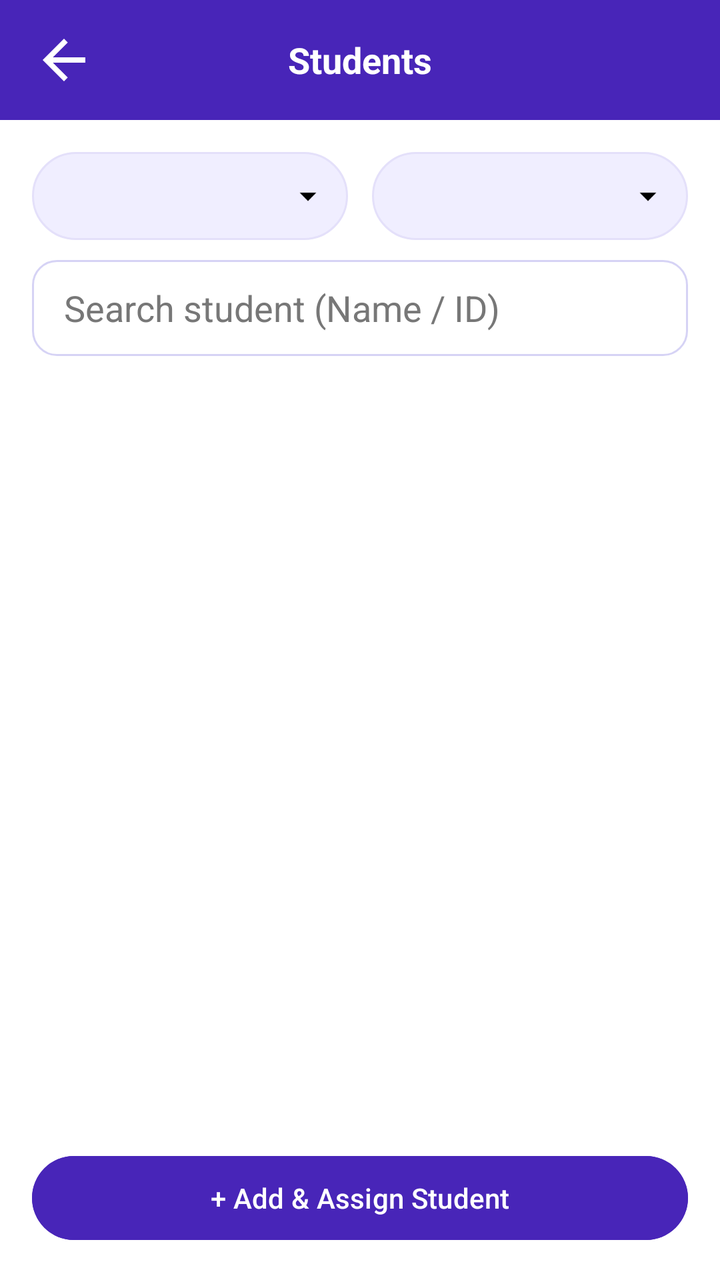
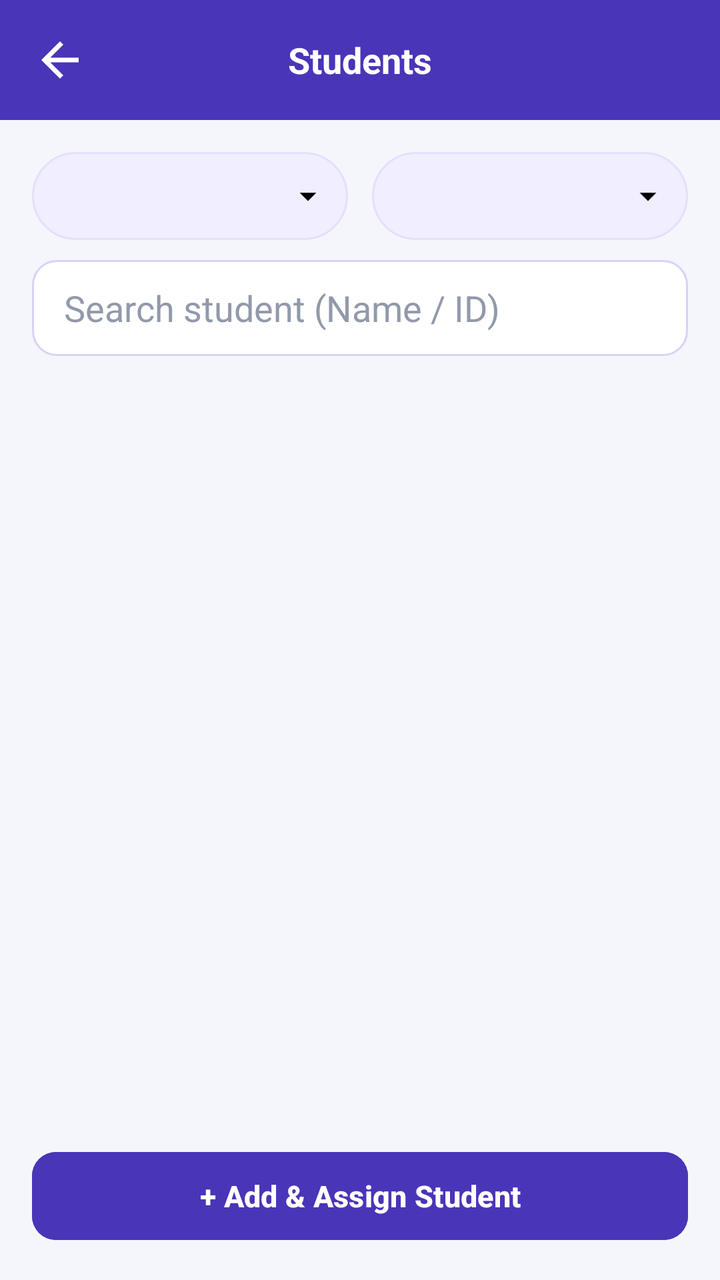

Before-and-after screenshots of an Android layout around one commit, followed by the original layout XML and the change that was made.
<!-- AndroidManifest.xml: application theme Theme.TrackPoint -->
<!-- res/layout/activity_staff_admin_students.xml -->
<?xml version="1.0" encoding="utf-8"?>

<LinearLayout xmlns:android="http://schemas.android.com/apk/res/android"
    xmlns:app="http://schemas.android.com/apk/res-auto"
    android:id="@+id/main"
    android:layout_width="match_parent"
    android:layout_height="match_parent"
    android:orientation="vertical"
    android:background="#4825B8"
    android:fitsSystemWindows="true">

    
    <LinearLayout
        android:layout_width="match_parent"
        android:layout_height="60dp"
        android:orientation="horizontal"
        android:gravity="center_vertical"
        android:paddingStart="16dp"
        android:paddingEnd="16dp"
        android:background="#4825B8">

        <ImageView
            android:id="@+id/btnBack"
            android:layout_width="32dp"
            android:layout_height="32dp"
            android:src="@drawable/back_symbol"
            app:tint="@color/white"
            android:contentDescription="Back" />

        <TextView
            android:id="@+id/txtHeaderTitle"
            android:layout_width="0dp"
            android:layout_height="wrap_content"
            android:layout_weight="1"
            android:text="Students"
            android:textColor="@color/white"
            android:textSize="18sp"
            android:textStyle="bold"
            android:gravity="center" />

        <View
            android:layout_width="32dp"
            android:layout_height="32dp" />

    </LinearLayout>

    
    <LinearLayout
        android:layout_width="match_parent"
        android:layout_height="0dp"
        android:layout_weight="1"
        android:orientation="vertical"
        android:padding="16dp"
        android:background="@color/white">

        
        <LinearLayout
            android:layout_width="match_parent"
            android:layout_height="wrap_content"
            android:orientation="horizontal"
            android:layout_marginBottom="10dp">

            <Spinner
                android:id="@+id/spFilterDepartment"
                android:layout_width="0dp"
                android:layout_height="44dp"
                android:layout_weight="1"
                android:layout_marginEnd="6dp"
                android:background="@drawable/spinner_box"
                android:paddingStart="10dp"
                android:paddingEnd="32dp" />

            <Spinner
                android:id="@+id/spFilterYear"
                android:layout_width="0dp"
                android:layout_height="44dp"
                android:layout_weight="1"
                android:layout_marginStart="6dp"
                android:background="@drawable/spinner_box"
                android:paddingStart="10dp"
                android:paddingEnd="32dp" />

        </LinearLayout>

        
        <EditText
            android:id="@+id/searchStudent"
            android:layout_width="match_parent"
            android:layout_height="48dp"
            android:hint="Search student (Name / ID)"
            android:textColorHint="#777777"
            android:inputType="text"
            android:paddingStart="16dp"
            android:paddingEnd="16dp"
            android:background="@drawable/input_box"
            android:textColor="#17112D"
            android:layout_marginBottom="14dp" />

        
        <ScrollView
            android:layout_width="match_parent"
            android:layout_height="0dp"
            android:layout_weight="1"
            android:fillViewport="true">

            <LinearLayout
                android:id="@+id/studentListContainer"
                android:layout_width="match_parent"
                android:layout_height="wrap_content"
                android:orientation="vertical" />

        </ScrollView>

        
        <Button
            android:id="@+id/btnAddStudent"
            android:layout_width="match_parent"
            android:layout_height="50dp"
            android:layout_marginTop="10dp"
            android:text="+ Add &amp; Assign Student"
            android:textColor="@color/white"
            android:backgroundTint="#4825B8" />

    </LinearLayout>

</LinearLayout>
<!-- resources referenced by this layout -->
<resources>
  <color name="white">#FFFFFFFF</color>
  <!-- drawable back_symbol (drawable) -->
  <vector xmlns:android="http://schemas.android.com/apk/res/android" android:autoMirrored="true" android:height="24dp" android:tint="#000000" android:viewportHeight="24" android:viewportWidth="24" android:width="24dp">
        
      <path android:fillColor="@android:color/white" android:pathData="M20,11H7.83l5.59,-5.59L12,4l-8,8 8,8 1.41,-1.41L7.83,13H20v-2z"/>
      
  </vector>
  <!-- drawable input_box (drawable) -->
  <?xml version="1.0" encoding="utf-8"?>
  <shape xmlns:android="http://schemas.android.com/apk/res/android"
      android:shape="rectangle">
  
      <solid android:color="#FFFFFF" />
  
      <stroke
          android:width="1dp"
          android:color="#D6D3F5" />
  
      <corners android:radius="12dp" />
  
      <padding
          android:left="12dp"
          android:right="12dp"
          android:top="4dp"
          android:bottom="4dp" />
  
  </shape>
  <!-- drawable spinner_box (drawable) -->
  <?xml version="1.0" encoding="utf-8"?>
  
  <layer-list xmlns:android="http://schemas.android.com/apk/res/android">
      <item android:drawable="@drawable/filter_box" />
      <item
          android:width="20dp"
          android:height="20dp"
          android:gravity="end|center_vertical"
          android:right="10dp"
          android:drawable="@drawable/ic_arrow_drop_down" />
  </layer-list>
  <style name="Theme.TrackPoint" parent="Base.Theme.TrackPoint" />
  <!-- drawable filter_box (drawable) -->
  <shape xmlns:android="http://schemas.android.com/apk/res/android">
      <solid android:color="#F0EEFF"/>
      <stroke android:width="1dp" android:color="#E4E0FA"/>
      <corners android:radius="25dp"/>
  </shape>
  <!-- drawable ic_arrow_drop_down (drawable) -->
  <vector xmlns:android="http://schemas.android.com/apk/res/android" android:height="24dp" android:tint="#000000" android:viewportHeight="24" android:viewportWidth="24" android:width="24dp">
        
      <path android:fillColor="@android:color/white" android:pathData="M7,10l5,5 5,-5z"/>
      
  </vector>
  <style name="Base.Theme.TrackPoint" parent="Theme.Material3.DayNight.NoActionBar">
          
          
      </style>
</resources>

<!-- the commit's change to res/layout/activity_staff_admin_students.xml (unified diff, before → after) -->
@@ -6,7 +6,7 @@
     android:layout_width="match_parent"
     android:layout_height="match_parent"
     android:orientation="vertical"
-    android:background="#4825B8"
+    android:background="#4935B8"
     android:fitsSystemWindows="true">
 
     
@@ -17,12 +17,12 @@
         android:gravity="center_vertical"
         android:paddingStart="16dp"
         android:paddingEnd="16dp"
-        android:background="#4825B8">
+        android:background="#4935B8">
 
         <ImageView
             android:id="@+id/btnBack"
-            android:layout_width="32dp"
-            android:layout_height="32dp"
+            android:layout_width="28dp"
+            android:layout_height="28dp"
             android:src="@drawable/back_symbol"
             app:tint="@color/white"
             android:contentDescription="Back" />
@@ -39,8 +39,8 @@
             android:gravity="center" />
 
         <View
-            android:layout_width="32dp"
-            android:layout_height="32dp" />
+            android:layout_width="28dp"
+            android:layout_height="28dp" />
 
     </LinearLayout>
 
@@ -51,7 +51,7 @@
         android:layout_weight="1"
         android:orientation="vertical"
         android:padding="16dp"
-        android:background="@color/white">
+        android:background="#F5F6FC">
 
         
         <LinearLayout
@@ -88,12 +88,12 @@
             android:layout_width="match_parent"
             android:layout_height="48dp"
             android:hint="Search student (Name / ID)"
-            android:textColorHint="#777777"
+            android:textColorHint="#9299AA"
             android:inputType="text"
             android:paddingStart="16dp"
             android:paddingEnd="16dp"
             android:background="@drawable/input_box"
-            android:textColor="#17112D"
+            android:textColor="#18233F"
             android:layout_marginBottom="14dp" />
 
         
@@ -115,11 +115,15 @@
         <Button
             android:id="@+id/btnAddStudent"
             android:layout_width="match_parent"
-            android:layout_height="50dp"
+            android:layout_height="52dp"
             android:layout_marginTop="10dp"
             android:text="+ Add &amp; Assign Student"
             android:textColor="@color/white"
-            android:backgroundTint="#4825B8" />
+            android:textSize="15sp"
+            android:textStyle="bold"
+            android:textAllCaps="false"
+            android:backgroundTint="#4935B8"
+            app:cornerRadius="12dp" />
 
     </LinearLayout>
 
